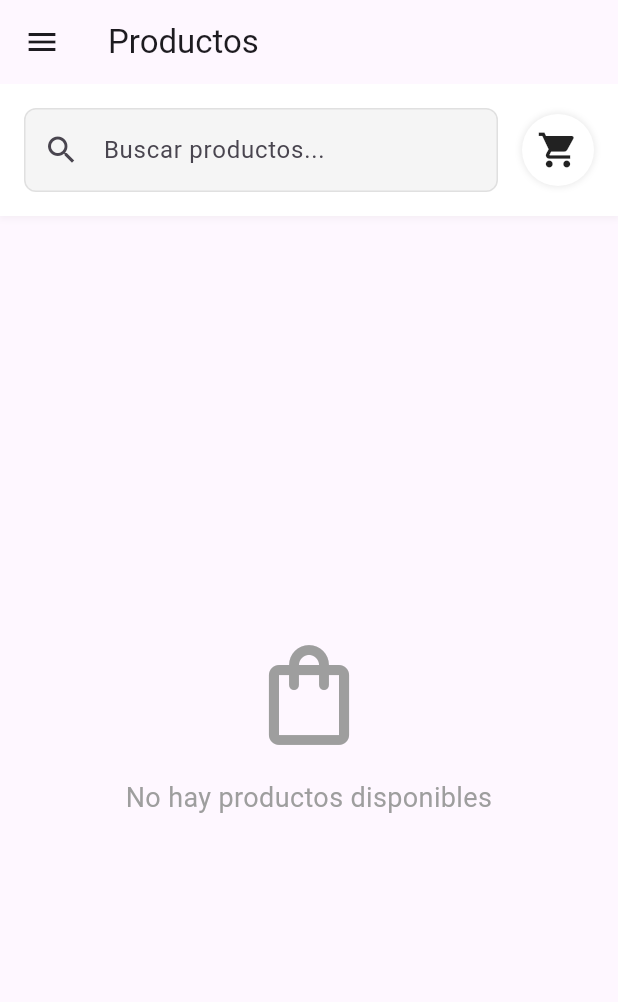
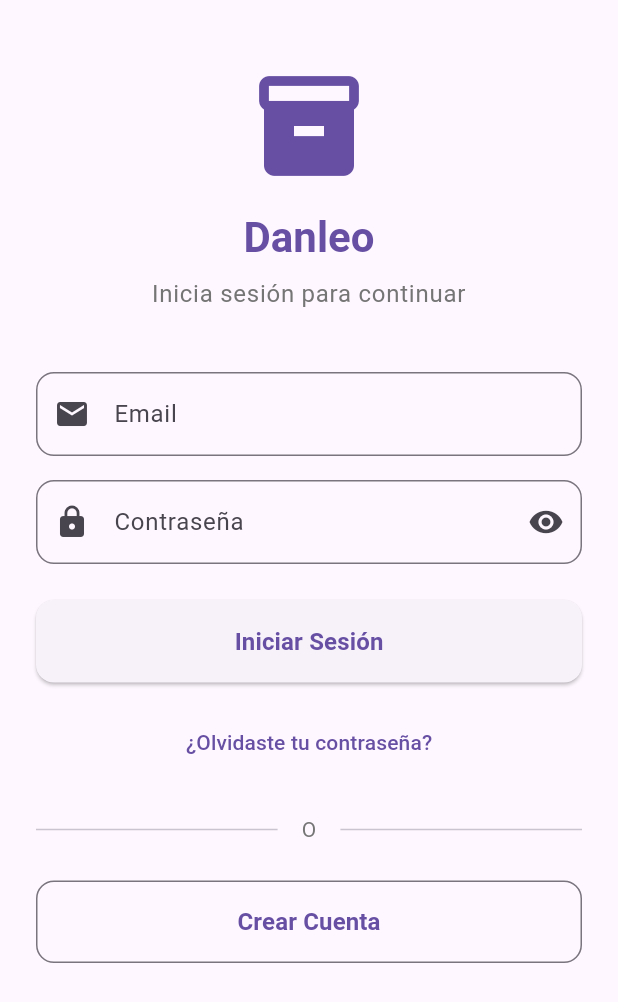
Before and after one commit to leonardaraujo/danleo-flutter, a Flutter app: the screen it shows after launch, on a phone screen of 412 x 824 dp. Shown: the top 1002 px of the screen. Run offline on Flutter 3.47's test engine with Material 3 defaults, Android fonts, the phone set to English and light mode, and no system bars; our stand-ins replace cloud_firestore, firebase_auth, firebase_core, geolocator, google_maps_flutter; accounts and stored records are empty.

Commit message:
Feature autentificacion login page register page y firebaseauth

```diff
--- a/lib/main.dart
+++ b/lib/main.dart
@@ -1,8 +1,11 @@
 import 'package:flutter/material.dart';
 import 'package:firebase_core/firebase_core.dart';
+import 'package:firebase_auth/firebase_auth.dart';
 import 'widgets/product/productList.dart';
 import 'widgets/common/Sidebar.dart';
-import 'widgets/store/store_map_screen.dart'; // ✅ Importación del mapa
+import 'widgets/store/store_map_screen.dart';
+import 'widgets/auth/login_screen.dart';
+import 'services/AuthService.dart';
 
 void main() async {
   WidgetsFlutterBinding.ensureInitialized();
@@ -16,13 +19,42 @@ class MainApp extends StatelessWidget {
   @override
   Widget build(BuildContext context) {
     return MaterialApp(
-      title: 'Productos',
+      title: 'Danleo',
       theme: ThemeData(
         primarySwatch: Colors.blue,
         visualDensity: VisualDensity.adaptivePlatformDensity,
       ),
-      home: const MainScreen(),
+      home: const AuthWrapper(),
       debugShowCheckedModeBanner: false,
+    );
+  }
+}
+
+class AuthWrapper extends StatelessWidget {
+  const AuthWrapper({Key? key}) : super(key: key);
+
+  @override
+  Widget build(BuildContext context) {
+    return StreamBuilder<User?>(
+      stream: FirebaseAuth.instance.authStateChanges(),
+      builder: (context, snapshot) {
+        // Mientras se verifica el estado de autenticación
+        if (snapshot.connectionState == ConnectionState.waiting) {
+          return const Scaffold(
+            body: Center(
+              child: CircularProgressIndicator(),
+            ),
+          );
+        }
+
+        // Si hay un usuario autenticado, mostrar la app principal
+        if (snapshot.hasData && snapshot.data != null) {
+          return const MainScreen();
+        }
+
+        // Si no hay usuario autenticado, mostrar el login
+        return const LoginScreen();
+      },
     );
   }
 }
@@ -36,12 +68,47 @@ class MainScreen extends StatefulWidget {
 
 class _MainScreenState extends State<MainScreen> {
   int _selectedIndex = 0;
+  final _authService = AuthService();
 
   void _onItemSelected(int index) {
     setState(() {
       _selectedIndex = index;
     });
-    print('Seleccionado índice: $index');
+  }
+
+  Future<void> _signOut() async {
+    final shouldSignOut = await showDialog<bool>(
+      context: context,
+      builder: (context) => AlertDialog(
+        title: const Text('Cerrar Sesión'),
+        content: const Text('¿Estás seguro de que quieres cerrar sesión?'),
+        actions: [
+          TextButton(
+            onPressed: () => Navigator.pop(context, false),
+            child: const Text('Cancelar'),
+          ),
+          TextButton(
+            onPressed: () => Navigator.pop(context, true),
+            child: const Text('Cerrar Sesión'),
+          ),
+        ],
+      ),
+    );
+
+    if (shouldSignOut == true) {
+      try {
+        await _authService.signOut();
+      } catch (e) {
+        if (mounted) {
+          ScaffoldMessenger.of(context).showSnackBar(
+            SnackBar(
+              content: Text('Error al cerrar sesión: $e'),
+              backgroundColor: Colors.red,
+            ),
+          );
+        }
+      }
+    }
   }
 
   @override
@@ -54,7 +121,16 @@ class _MainScreenState extends State<MainScreen> {
     ];
 
     return Scaffold(
-      appBar: AppBar(title: Text(_getTitleByIndex(_selectedIndex))),
+      appBar: AppBar(
+        title: Text(_getTitleByIndex(_selectedIndex)),
+        actions: [
+          IconButton(
+            icon: const Icon(Icons.logout),
+            onPressed: _signOut,
+            tooltip: 'Cerrar Sesión',
+          ),
+        ],
+      ),
       drawer: Sidebar(
         selectedIndex: _selectedIndex,
         onItemSelected: _onItemSelected,
--- /dev/null
+++ b/lib/services/AuthService.dart
@@ -0,0 +1,95 @@
+import 'package:firebase_auth/firebase_auth.dart';
+import 'package:flutter/material.dart';
+
+class AuthService extends ChangeNotifier {
+  final FirebaseAuth _auth = FirebaseAuth.instance;
+
+  // Usuario actual
+  User? get currentUser => _auth.currentUser;
+
+  // Stream del estado de autenticación
+  Stream<User?> get authStateChanges => _auth.authStateChanges();
+
+  // Verificar si el usuario está autenticado
+  bool get isAuthenticated => _auth.currentUser != null;
+
+  // Registrar usuario con email y contraseña
+  Future<UserCredential?> registerWithEmailPassword(
+    String email,
+    String password,
+    String name,
+  ) async {
+    try {
+      UserCredential result = await _auth.createUserWithEmailAndPassword(
+        email: email,
+        password: password,
+      );
+
+      // Actualizar el nombre del usuario
+      await result.user?.updateDisplayName(name);
+
+      notifyListeners();
+      return result;
+    } on FirebaseAuthException catch (e) {
+      throw _handleAuthException(e);
+    }
+  }
+
+  // Iniciar sesión con email y contraseña
+  Future<UserCredential?> signInWithEmailPassword(
+    String email,
+    String password,
+  ) async {
+    try {
+      UserCredential result = await _auth.signInWithEmailAndPassword(
+        email: email,
+        password: password,
+      );
+      notifyListeners();
+      return result;
+    } on FirebaseAuthException catch (e) {
+      throw _handleAuthException(e);
+    }
+  }
+
+  // Cerrar sesión
+  Future<void> signOut() async {
+    try {
+      await _auth.signOut();
+      notifyListeners();
+    } catch (e) {
+      throw 'Error al cerrar sesión: $e';
+    }
+  }
+
+  // Enviar email de restablecimiento de contraseña
+  Future<void> resetPassword(String email) async {
+    try {
+      await _auth.sendPasswordResetEmail(email: email);
+    } on FirebaseAuthException catch (e) {
+      throw _handleAuthException(e);
+    }
+  }
+
+  // Manejar excepciones de autenticación
+  String _handleAuthException(FirebaseAuthException e) {
+    switch (e.code) {
+      case 'weak-password':
+        return 'La contraseña es muy débil';
+      case 'email-already-in-use':
+        return 'Ya existe una cuenta con este email';
+      case 'user-not-found':
+        return 'No se encontró un usuario con este email';
+      case 'wrong-password':
+        return 'Contraseña incorrecta';
+      case 'invalid-email':
+        return 'Email inválido';
+      case 'user-disabled':
+        return 'Esta cuenta ha sido deshabilitada';
+      case 'too-many-requests':
+        return 'Demasiados intentos. Intenta más tarde';
+      default:
+        return 'Error de autenticación: ${e.message}';
+    }
+  }
+}
--- /dev/null
+++ b/lib/widgets/auth/login_screen.dart
@@ -0,0 +1,287 @@
+import 'package:flutter/material.dart';
+import '../../services/AuthService.dart';
+import 'register_screen.dart';
+
+class LoginScreen extends StatefulWidget {
+  const LoginScreen({Key? key}) : super(key: key);
+
+  @override
+  State<LoginScreen> createState() => _LoginScreenState();
+}
+
+class _LoginScreenState extends State<LoginScreen> {
+  final _formKey = GlobalKey<FormState>();
+  final _emailController = TextEditingController();
+  final _passwordController = TextEditingController();
+  final _authService = AuthService();
+
+  bool _isLoading = false;
+  bool _obscurePassword = true;
+
+  @override
+  void dispose() {
+    _emailController.dispose();
+    _passwordController.dispose();
+    super.dispose();
+  }
+
+  Future<void> _signIn() async {
+    if (!_formKey.currentState!.validate()) return;
+
+    // Cerrar el teclado
+    FocusScope.of(context).unfocus();
+
+    setState(() {
+      _isLoading = true;
+    });
+
+    try {
+      await _authService.signInWithEmailPassword(
+        _emailController.text.trim(),
+        _passwordController.text.trim(),
+      );
+      // La navegación se maneja automáticamente por el StreamBuilder en main.dart
+    } catch (e) {
+      if (mounted) {
+        ScaffoldMessenger.of(context).showSnackBar(
+          SnackBar(
+            content: Text(e.toString()),
+            backgroundColor: Colors.red,
+          ),
+        );
+      }
+    } finally {
+      if (mounted) {
+        setState(() {
+          _isLoading = false;
+        });
+      }
+    }
+  }
+
+  Future<void> _resetPassword() async {
+    final email = _emailController.text.trim();
+    if (email.isEmpty) {
+      ScaffoldMessenger.of(context).showSnackBar(
+        const SnackBar(
+          content: Text('Ingresa tu email para restablecer la contraseña'),
+          backgroundColor: Colors.orange,
+        ),
+      );
+      return;
+    }
+
+    // Cerrar el teclado
+    FocusScope.of(context).unfocus();
+
+    try {
+      await _authService.resetPassword(email);
+      if (mounted) {
+        ScaffoldMessenger.of(context).showSnackBar(
+          const SnackBar(
+            content: Text('Se envió un email para restablecer la contraseña'),
+            backgroundColor: Colors.green,
+          ),
+        );
+      }
+    } catch (e) {
+      if (mounted) {
+        ScaffoldMessenger.of(context).showSnackBar(
+          SnackBar(
+            content: Text(e.toString()),
+            backgroundColor: Colors.red,
+          ),
+        );
+      }
+    }
+  }
+
+  @override
+  Widget build(BuildContext context) {
+    return Scaffold(
+      // Usamos resizeToAvoidBottomInset para evitar overflow con el teclado
+      resizeToAvoidBottomInset: false,
+      body: SafeArea(
+        child: SingleChildScrollView(
+          // Hacemos que el contenido sea desplazable
+          child: Padding(
+            padding: const EdgeInsets.all(24.0),
+            child: Form(
+              key: _formKey,
+              child: Column(
+                mainAxisAlignment: MainAxisAlignment.center,
+                crossAxisAlignment: CrossAxisAlignment.stretch,
+                children: [
+                  // Agregamos espacio arriba para centrar mejor visualmente
+                  const SizedBox(height: 20),
+
+                  // Logo o título
+                  Icon(
+                    Icons.inventory,
+                    size: 80,
+                    color: Theme.of(context).primaryColor,
+                  ),
+                  const SizedBox(height: 16),
+                  Text(
+                    'Danleo',
+                    style: Theme.of(context).textTheme.headlineMedium?.copyWith(
+                      fontWeight: FontWeight.bold,
+                      color: Theme.of(context).primaryColor,
+                    ),
+                    textAlign: TextAlign.center,
+                  ),
+                  const SizedBox(height: 8),
+                  Text(
+                    'Inicia sesión para continuar',
+                    style: Theme.of(context).textTheme.bodyLarge?.copyWith(
+                      color: Colors.grey[600],
+                    ),
+                    textAlign: TextAlign.center,
+                  ),
+                  const SizedBox(height: 40),
+
+                  // Campo de email
+                  TextFormField(
+                    controller: _emailController,
+                    keyboardType: TextInputType.emailAddress,
+                    decoration: InputDecoration(
+                      labelText: 'Email',
+                      prefixIcon: const Icon(Icons.email),
+                      border: OutlineInputBorder(
+                        borderRadius: BorderRadius.circular(12),
+                      ),
+                    ),
+                    validator: (value) {
+                      if (value == null || value.isEmpty) {
+                        return 'Ingresa tu email';
+                      }
+                      if (!RegExp(r'^[\w-\.]+@([\w-]+\.)+[\w-]{2,4}$').hasMatch(value)) {
+                        return 'Ingresa un email válido';
+                      }
+                      return null;
+                    },
+                    textInputAction: TextInputAction.next,
+                  ),
+
+                  const SizedBox(height: 16),
+
+                  // Campo de contraseña
+                  TextFormField(
+                    controller: _passwordController,
+                    obscureText: _obscurePassword,
+                    decoration: InputDecoration(
+                      labelText: 'Contraseña',
+                      prefixIcon: const Icon(Icons.lock),
+                      suffixIcon: IconButton(
+                        icon: Icon(
+                          _obscurePassword ? Icons.visibility : Icons.visibility_off,
+                        ),
+                        onPressed: () {
+                          setState(() {
+                            _obscurePassword = !_obscurePassword;
+                          });
+                        },
+                      ),
+                      border: OutlineInputBorder(
+                        borderRadius: BorderRadius.circular(12),
+                      ),
+                    ),
+                    validator: (value) {
+                      if (value == null || value.isEmpty) {
+                        return 'Ingresa tu contraseña';
+                      }
+                      if (value.length < 6) {
+                        return 'La contraseña debe tener al menos 6 caracteres';
+                      }
+                      return null;
+                    },
+                    onFieldSubmitted: (_) => _signIn(),
+                    textInputAction: TextInputAction.done,
+                  ),
+
+                  const SizedBox(height: 24),
+
+                  // Botón de iniciar sesión
+                  ElevatedButton(
+                    onPressed: _isLoading ? null : _signIn,
+                    style: ElevatedButton.styleFrom(
+                      padding: const EdgeInsets.symmetric(vertical: 16),
+                      shape: RoundedRectangleBorder(
+                        borderRadius: BorderRadius.circular(12),
+                      ),
+                    ),
+                    child: _isLoading
+                        ? const SizedBox(
+                            height: 20,
+                            width: 20,
+                            child: CircularProgressIndicator(
+                              color: Colors.white,
+                              strokeWidth: 2,
+                            ),
+                          )
+                        : const Text(
+                            'Iniciar Sesión',
+                            style: TextStyle(fontSize: 16, fontWeight: FontWeight.bold),
+                          ),
+                  ),
+
+                  const SizedBox(height: 16),
+
+                  // Botón de olvidé mi contraseña
+                  TextButton(
+                    onPressed: _resetPassword,
+                    child: const Text('¿Olvidaste tu contraseña?'),
+                  ),
+
+                  const SizedBox(height: 24),
+
+                  // Divider
+                  Row(
+                    children: [
+                      const Expanded(child: Divider()),
+                      Padding(
+                        padding: const EdgeInsets.symmetric(horizontal: 16),
+                        child: Text(
+                          'O',
+                          style: TextStyle(color: Colors.grey[600]),
+                        ),
+                      ),
+                      const Expanded(child: Divider()),
+                    ],
+                  ),
+
+                  const SizedBox(height: 24),
+
+                  // Botón de registro
+                  OutlinedButton(
+                    onPressed: () {
+                      Navigator.push(
+                        context,
+                        MaterialPageRoute(
+                          builder: (context) => const RegisterScreen(),
+                        ),
+                      );
+                    },
+                    style: OutlinedButton.styleFrom(
+                      padding: const EdgeInsets.symmetric(vertical: 16),
+                      shape: RoundedRectangleBorder(
+                        borderRadius: BorderRadius.circular(12),
+                      ),
+                    ),
+                    child: const Text(
+                      'Crear Cuenta',
+                      style: TextStyle(fontSize: 16, fontWeight: FontWeight.bold),
+                    ),
+                  ),
+
+                  // Espacio adicional abajo para evitar que el último elemento quede oculto
+                  const SizedBox(height: 20),
+                ],
+              ),
+            ),
+          ),
+        ),
+      ),
+    );
+  }
+}
--- a/pubspec.yaml
+++ b/pubspec.yaml
@@ -14,6 +14,7 @@ dependencies:
   google_maps_flutter: ^2.5.0
   geolocator: ^11.0.0
   http: ^0.13.6
+  firebase_auth: ^5.5.4
 
 dev_dependencies:
   flutter_test:
```
Also changed, not shown: lib/widgets/auth/register_screen.dart (added, +268 -0 lines), pubspec.lock, 4 other files.
